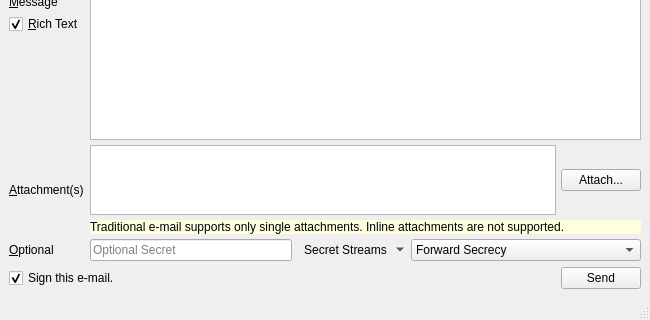
First picture: the form in Source/UI/spot-on-emailwindow.ui, repository textbrowser/spot-on, before the edit; both pictures show x 0 to 650 and y 330 to 650 of the 650 by 650 pixel window.
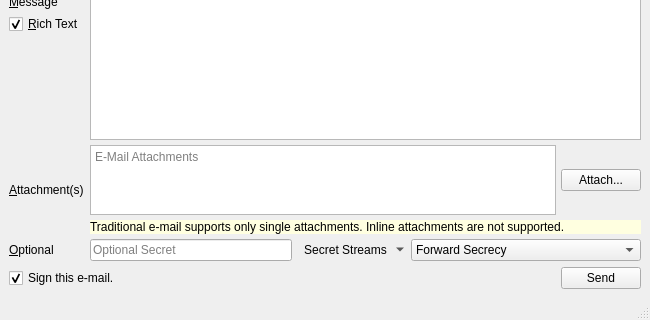
Second picture: the form after the edit. Icons and pictures are not drawn.

Commit message: Placeholder text.

The edit to the form file:
```diff
--- a/Source/UI/spot-on-emailwindow.ui
+++ b/Source/UI/spot-on-emailwindow.ui
@@ -385,6 +385,9 @@
               <property name="tabChangesFocus">
                <bool>true</bool>
               </property>
+              <property name="placeholderText">
+               <string>E-Mail Attachments</string>
+              </property>
               <property name="openLinks">
                <bool>false</bool>
               </property>
```
The commit also changes 8 other files.
